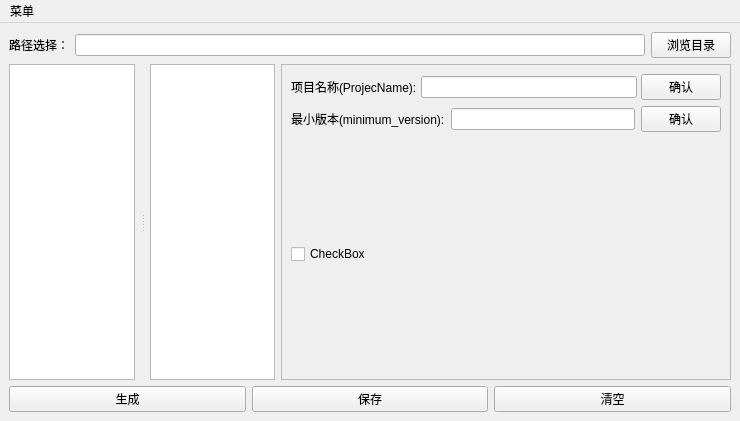
The window that mainwindow.ui (JX446/Easy-CMake) describes before a commit, drawn with Qt 5.
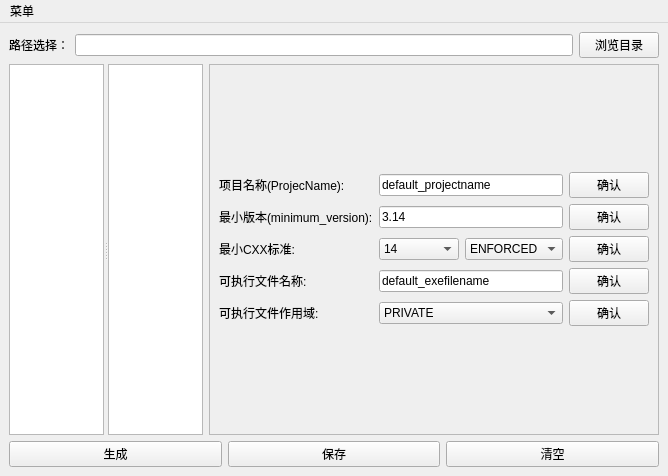
The same window after the commit. Custom widgets are drawn as their Qt base class.

The edit to the form file:
```diff
--- a/mainwindow.ui
+++ b/mainwindow.ui
@@ -6,15 +6,15 @@
    <rect>
     <x>0</x>
     <y>0</y>
-    <width>740</width>
-    <height>421</height>
+    <width>668</width>
+    <height>476</height>
    </rect>
   </property>
   <property name="windowTitle">
    <string>MainWindow</string>
   </property>
   <widget class="QWidget" name="centralwidget">
-   <layout class="QVBoxLayout" name="verticalLayout_2">
+   <layout class="QVBoxLayout" name="verticalLayout">
     <item>
      <layout class="QHBoxLayout" name="horizontalLayout">
       <property name="sizeConstraint">
@@ -62,15 +62,12 @@
      </layout>
     </item>
     <item>
-     <layout class="QHBoxLayout" name="horizontalLayout_4">
+     <layout class="QHBoxLayout" name="horizontalLayout_6">
       <item>
        <widget class="QSplitter" name="splitter">
         <property name="orientation">
          <enum>Qt::Orientation::Horizontal</enum>
         </property>
-        <property name="handleWidth">
-         <number>15</number>
-        </property>
         <property name="childrenCollapsible">
          <bool>false</bool>
         </property>
@@ -160,19 +157,32 @@
            <x>0</x>
            <y>0</y>
            <width>448</width>
-           <height>338</height>
+           <height>393</height>
           </rect>
          </property>
-         <layout class="QVBoxLayout" name="verticalLayout">
-          <item>
-           <layout class="QHBoxLayout" name="horizontalLayout_2">
-            <property name="spacing">
-             <number>4</number>
+         <property name="sizePolicy">
+          <sizepolicy hsizetype="Expanding" vsizetype="Expanding">
+           <horstretch>0</horstretch>
+           <verstretch>0</verstretch>
+          </sizepolicy>
+         </property>
+         <layout class="QGridLayout" name="gridLayout_2">
+          <item row="0" column="0">
+           <spacer name="verticalSpacer">
+            <property name="orientation">
+             <enum>Qt::Orientation::Vertical</enum>
             </property>
-            <property name="sizeConstraint">
-             <enum>QLayout::SizeConstraint::SetDefaultConstraint</enum>
+            <property name="sizeHint" stdset="0">
+             <size>
+              <width>17</width>
+              <height>127</height>
+             </size>
             </property>
-            <item>
+           </spacer>
+          </item>
+          <item row="1" column="0">
+           <layout class="QGridLayout" name="gridLayout">
+            <item row="0" column="0">
              <widget class="QLabel" name="label_2">
               <property name="sizePolicy">
                <sizepolicy hsizetype="Maximum" vsizetype="Fixed">
@@ -200,7 +210,7 @@
               </property>
              </widget>
             </item>
-            <item>
+            <item row="0" column="1" colspan="2">
              <widget class="QLineEdit" name="projectnamelineEdit">
               <property name="sizePolicy">
                <sizepolicy hsizetype="Expanding" vsizetype="Fixed">
@@ -214,9 +224,12 @@
                 <height>0</height>
                </size>
               </property>
+              <property name="text">
+               <string>default_projectname</string>
+              </property>
              </widget>
             </item>
-            <item>
+            <item row="0" column="3">
              <widget class="QPushButton" name="projectnamepushButton">
               <property name="sizePolicy">
                <sizepolicy hsizetype="Fixed" vsizetype="Fixed">
@@ -238,11 +251,7 @@
               </property>
              </widget>
             </item>
-           </layout>
-          </item>
-          <item>
-           <layout class="QHBoxLayout" name="horizontalLayout_5">
-            <item>
+            <item row="1" column="0">
              <widget class="QLabel" name="label_3">
               <property name="sizePolicy">
                <sizepolicy hsizetype="Maximum" vsizetype="Fixed">
@@ -270,7 +279,7 @@
               </property>
              </widget>
             </item>
-            <item>
+            <item row="1" column="1" colspan="2">
              <widget class="QLineEdit" name="minumumversionlineEdit">
               <property name="sizePolicy">
                <sizepolicy hsizetype="Expanding" vsizetype="Fixed">
@@ -284,9 +293,12 @@
                 <height>0</height>
                </size>
               </property>
+              <property name="text">
+               <string>3.14</string>
+              </property>
              </widget>
             </item>
-            <item>
+            <item row="1" column="3">
              <widget class="QPushButton" name="minimumversionpushButton">
               <property name="sizePolicy">
                <sizepolicy hsizetype="Fixed" vsizetype="Fixed">
@@ -308,29 +320,259 @@
               </property>
              </widget>
             </item>
+            <item row="2" column="0">
+             <widget class="QLabel" name="label_13">
+              <property name="sizePolicy">
+               <sizepolicy hsizetype="Maximum" vsizetype="Fixed">
+                <horstretch>0</horstretch>
+                <verstretch>0</verstretch>
+               </sizepolicy>
+              </property>
+              <property name="minimumSize">
+               <size>
+                <width>100</width>
+                <height>0</height>
+               </size>
+              </property>
+              <property name="layoutDirection">
+               <enum>Qt::LayoutDirection::LeftToRight</enum>
+              </property>
+              <property name="frameShadow">
+               <enum>QFrame::Shadow::Plain</enum>
+              </property>
+              <property name="text">
+               <string>最小CXX标准:</string>
+              </property>
+              <property name="wordWrap">
+               <bool>false</bool>
+              </property>
+             </widget>
+            </item>
+            <item row="2" column="1">
+             <widget class="QComboBox" name="cxxversioncomboBox">
+              <property name="currentIndex">
+               <number>2</number>
+              </property>
+              <item>
+               <property name="text">
+                <string>98</string>
+               </property>
+              </item>
+              <item>
+               <property name="text">
+                <string>11</string>
+               </property>
+              </item>
+              <item>
+               <property name="text">
+                <string>14</string>
+               </property>
+              </item>
+              <item>
+               <property name="text">
+                <string>17</string>
+               </property>
+              </item>
+              <item>
+               <property name="text">
+                <string>20</string>
+               </property>
+              </item>
+              <item>
+               <property name="text">
+                <string>23</string>
+               </property>
+              </item>
+             </widget>
+            </item>
+            <item row="2" column="2">
+             <widget class="QComboBox" name="cxxversionoptioncomboBox">
+              <item>
+               <property name="text">
+                <string>ENFORCED</string>
+               </property>
+              </item>
+              <item>
+               <property name="text">
+                <string>OPTIONAL</string>
+               </property>
+              </item>
+             </widget>
+            </item>
+            <item row="2" column="3">
+             <widget class="QPushButton" name="cxxversionpushButton">
+              <property name="sizePolicy">
+               <sizepolicy hsizetype="Fixed" vsizetype="Fixed">
+                <horstretch>0</horstretch>
+                <verstretch>0</verstretch>
+               </sizepolicy>
+              </property>
+              <property name="minimumSize">
+               <size>
+                <width>30</width>
+                <height>0</height>
+               </size>
+              </property>
+              <property name="text">
+               <string>确认</string>
+              </property>
+              <property name="flat">
+               <bool>false</bool>
+              </property>
+             </widget>
+            </item>
+            <item row="3" column="0">
+             <widget class="QLabel" name="label_4">
+              <property name="sizePolicy">
+               <sizepolicy hsizetype="Maximum" vsizetype="Fixed">
+                <horstretch>0</horstretch>
+                <verstretch>0</verstretch>
+               </sizepolicy>
+              </property>
+              <property name="minimumSize">
+               <size>
+                <width>100</width>
+                <height>0</height>
+               </size>
+              </property>
+              <property name="layoutDirection">
+               <enum>Qt::LayoutDirection::LeftToRight</enum>
+              </property>
+              <property name="frameShadow">
+               <enum>QFrame::Shadow::Plain</enum>
+              </property>
+              <property name="text">
+               <string>可执行文件名称:</string>
+              </property>
+              <property name="wordWrap">
+               <bool>false</bool>
+              </property>
+             </widget>
+            </item>
+            <item row="3" column="1" colspan="2">
+             <widget class="QLineEdit" name="exefilenamelineEdit">
+              <property name="sizePolicy">
+               <sizepolicy hsizetype="Expanding" vsizetype="Fixed">
+                <horstretch>0</horstretch>
+                <verstretch>0</verstretch>
+               </sizepolicy>
+              </property>
+              <property name="minimumSize">
+               <size>
+                <width>150</width>
+                <height>0</height>
+               </size>
+              </property>
+              <property name="text">
+               <string>default_exefilename</string>
+              </property>
+             </widget>
+            </item>
+            <item row="3" column="3">
+             <widget class="QPushButton" name="exefilenamepushButton">
+              <property name="sizePolicy">
+               <sizepolicy hsizetype="Fixed" vsizetype="Fixed">
+                <horstretch>0</horstretch>
+                <verstretch>0</verstretch>
+               </sizepolicy>
+              </property>
+              <property name="minimumSize">
+               <size>
+                <width>30</width>
+                <height>0</height>
+               </size>
+              </property>
+              <property name="text">
+               <string>确认</string>
+              </property>
+              <property name="flat">
+               <bool>false</bool>
+              </property>
+             </widget>
+            </item>
+            <item row="4" column="0">
+             <widget class="QLabel" name="label_8">
+              <property name="sizePolicy">
+               <sizepolicy hsizetype="Maximum" vsizetype="Fixed">
+                <horstretch>0</horstretch>
+                <verstretch>0</verstretch>
+               </sizepolicy>
+              </property>
+              <property name="minimumSize">
+               <size>
+                <width>100</width>
+                <height>0</height>
+               </size>
+              </property>
+              <property name="layoutDirection">
+               <enum>Qt::LayoutDirection::LeftToRight</enum>
+              </property>
+              <property name="frameShadow">
+               <enum>QFrame::Shadow::Plain</enum>
+              </property>
+              <property name="text">
+               <string>可执行文件作用域:</string>
+              </property>
+              <property name="wordWrap">
+               <bool>false</bool>
+              </property>
+             </widget>
+            </item>
+            <item row="4" column="1" colspan="2">
+             <widget class="QComboBox" name="exefilescopecomboBox">
+              <item>
+               <property name="text">
+                <string>PRIVATE</string>
+               </property>
+              </item>
+              <item>
+               <property name="text">
+                <string>INTERFACE</string>
+               </property>
+              </item>
+              <item>
+               <property name="text">
+                <string>PUBLIC</string>
+               </property>
+              </item>
+             </widget>
+            </item>
+            <item row="4" column="3">
+             <widget class="QPushButton" name="exefilescopepushButton">
+              <property name="sizePolicy">
+               <sizepolicy hsizetype="Fixed" vsizetype="Fixed">
+                <horstretch>0</horstretch>
+                <verstretch>0</verstretch>
+               </sizepolicy>
+              </property>
+              <property name="minimumSize">
+               <size>
+                <width>30</width>
+                <height>0</height>
+               </size>
+              </property>
+              <property name="text">
+               <string>确认</string>
+              </property>
+              <property name="flat">
+               <bool>false</bool>
+              </property>
+             </widget>
+            </item>
            </layout>
           </item>
-          <item>
-           <widget class="QCheckBox" name="checkBox">
-            <property name="sizePolicy">
-             <sizepolicy hsizetype="Expanding" vsizetype="Expanding">
-              <horstretch>0</horstretch>
-              <verstretch>0</verstretch>
-             </sizepolicy>
+          <item row="2" column="0">
+           <spacer name="verticalSpacer_2">
+            <property name="orientation">
+             <enum>Qt::Orientation::Vertical</enum>
             </property>
-            <property name="minimumSize">
+            <property name="sizeHint" stdset="0">
              <size>
-              <width>300</width>
-              <height>0</height>
+              <width>17</width>
+              <height>127</height>
              </size>
             </property>
-            <property name="text">
-             <string>CheckBox</string>
-            </property>
-            <property name="tristate">
-             <bool>false</bool>
-            </property>
-           </widget>
+           </spacer>
           </item>
          </layout>
         </widget>
@@ -400,7 +642,7 @@
     <rect>
      <x>0</x>
      <y>0</y>
-     <width>740</width>
+     <width>668</width>
      <height>18</height>
     </rect>
    </property>
```
Left out of the diff: 1 changed line with no effect on the pictures.
